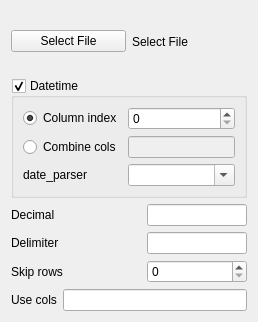
This is lib/flowchart/customnode_readtextdata.ui in cdd1969/pygwa as Qt 5 draws it before an edit. The edited form follows.
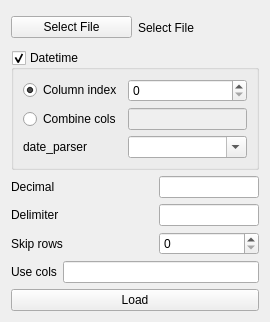
This is the edited form.

Patch:
```diff
--- a/lib/flowchart/customnode_readtextdata.ui
+++ b/lib/flowchart/customnode_readtextdata.ui
@@ -6,7 +6,7 @@
    <rect>
     <x>0</x>
     <y>0</y>
-    <width>258</width>
+    <width>270</width>
     <height>322</height>
    </rect>
   </property>
@@ -239,6 +239,19 @@
      </item>
     </layout>
    </item>
+   <item>
+    <widget class="QPushButton" name="pushButton_load">
+     <property name="toolTip">
+      <string>Actually load data</string>
+     </property>
+     <property name="statusTip">
+      <string>Actually load data</string>
+     </property>
+     <property name="text">
+      <string>Load</string>
+     </property>
+    </widget>
+   </item>
   </layout>
  </widget>
  <resources/>
```
